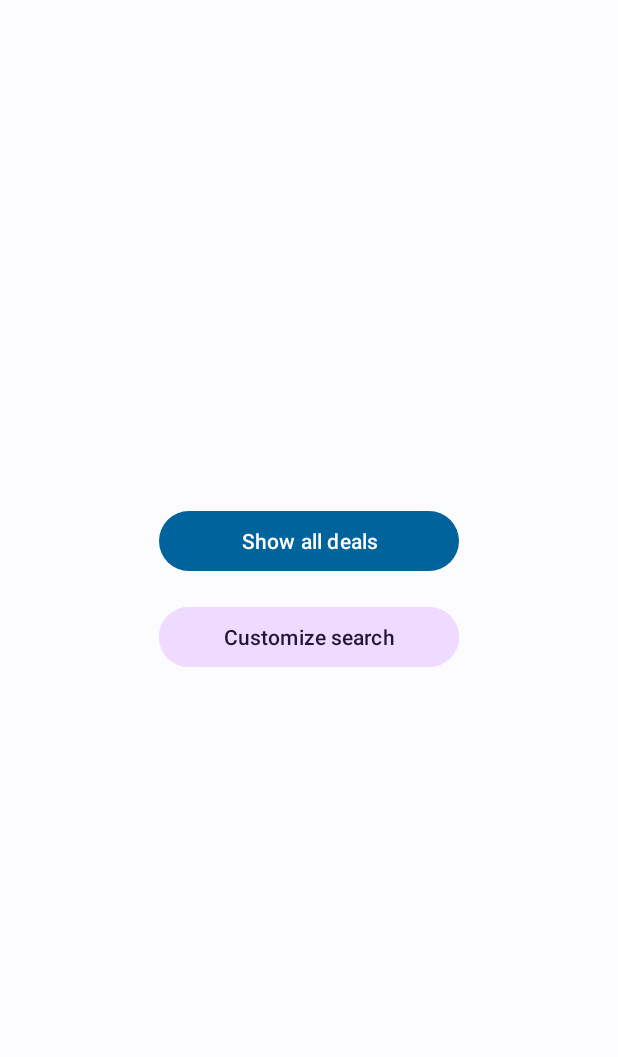
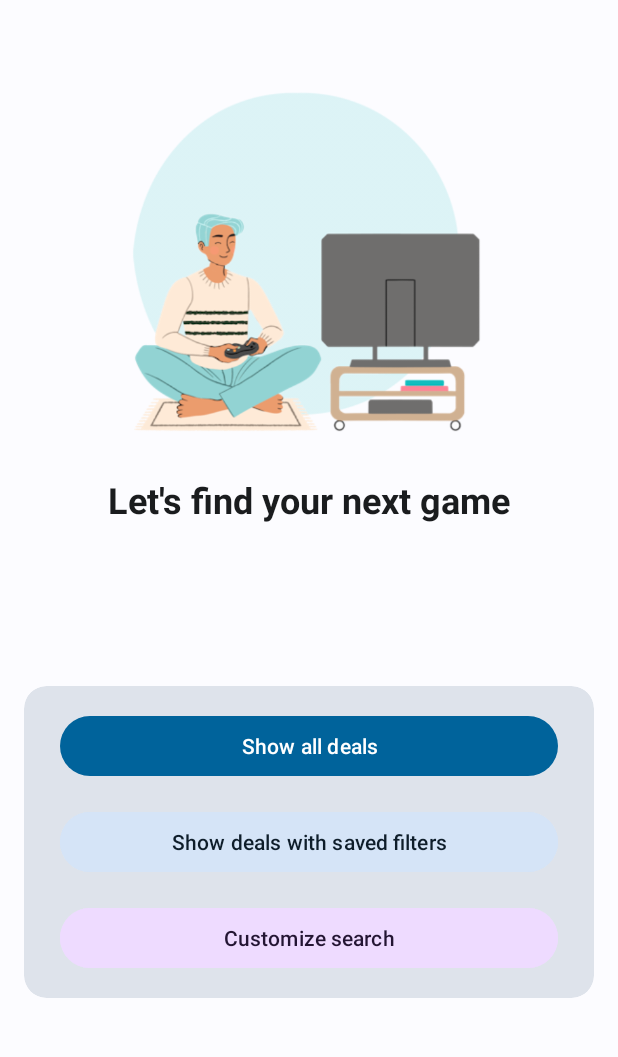
Before and after one commit to Didiloy/PromoHub, an Android app: the screen it shows after launch (MainActivity), on a phone screen of 412 x 824 dp, the part 77-1134 px from its top. Run offline under Robolectric (Android 15) with nearby library versions, the phone set to English and light mode, and no system bars.

Commit message:
designed home activity

```diff
--- /dev/null
+++ b/app/src/main/res/layout-land/activity_main.xml
@@ -0,0 +1,146 @@
+<?xml version="1.0" encoding="utf-8"?>
+<androidx.constraintlayout.widget.ConstraintLayout xmlns:android="http://schemas.android.com/apk/res/android"
+    xmlns:app="http://schemas.android.com/apk/res-auto"
+    xmlns:tools="http://schemas.android.com/tools"
+    android:id="@+id/main"
+    android:layout_width="match_parent"
+    android:layout_height="match_parent"
+    tools:context=".MainActivity">
+
+    <ScrollView
+        android:layout_width="match_parent"
+        android:layout_height="match_parent">
+
+        <androidx.constraintlayout.widget.ConstraintLayout
+            android:layout_width="match_parent"
+            android:layout_height="wrap_content">
+
+            <androidx.constraintlayout.widget.ConstraintLayout
+                android:id="@+id/constraintLayout"
+                android:layout_width="match_parent"
+                android:layout_height="wrap_content"
+                app:layout_constraintEnd_toEndOf="parent"
+                app:layout_constraintStart_toStartOf="parent"
+                app:layout_constraintTop_toTopOf="parent">
+
+                <TextView
+                    android:id="@+id/application_title"
+                    android:layout_width="wrap_content"
+                    android:layout_height="wrap_content"
+                    android:layout_marginStart="16dp"
+                    android:fontFamily="sans-serif"
+                    android:text="@string/app_name"
+                    android:textAlignment="textStart"
+                    android:textColor="?attr/colorPrimary"
+                    android:textSize="38sp"
+                    app:layout_constraintStart_toStartOf="parent"
+                    app:layout_constraintTop_toTopOf="parent" />
+
+                <Button
+                    style="?attr/materialIconButtonStyle"
+                    android:layout_width="wrap_content"
+                    android:layout_height="wrap_content"
+                    android:layout_marginEnd="16dp"
+                    android:textColor="?attr/colorPrimary"
+                    app:icon="@drawable/settings_24px"
+                    app:iconSize="24dp"
+                    app:layout_constraintEnd_toEndOf="parent"
+                    app:layout_constraintTop_toTopOf="parent" />
+
+            </androidx.constraintlayout.widget.ConstraintLayout>
+
+
+            <ImageView
+                android:id="@+id/imageView"
+                android:layout_width="0dp"
+                android:layout_height="250dp"
+                android:layout_marginTop="50dp"
+                android:contentDescription="@string/image_home_content_description"
+                android:scaleType="centerInside"
+                app:layout_constraintEnd_toEndOf="parent"
+                app:layout_constraintStart_toStartOf="parent"
+                app:layout_constraintTop_toBottomOf="@+id/constraintLayout"
+                app:srcCompat="@drawable/home_game" />
+
+            <TextView
+                android:id="@+id/textView"
+                android:layout_width="wrap_content"
+                android:layout_height="wrap_content"
+                android:layout_marginTop="16dp"
+                android:text="@string/let_s_find_your_next_game"
+                android:textAlignment="center"
+                android:textColor="?attr/colorOnSurface"
+                android:textSize="24sp"
+                android:textStyle="bold"
+                app:layout_constraintEnd_toEndOf="parent"
+                app:layout_constraintStart_toStartOf="parent"
+                app:layout_constraintTop_toBottomOf="@+id/imageView" />
+
+            <androidx.cardview.widget.CardView
+                android:layout_width="0dp"
+                android:layout_height="wrap_content"
+                android:layout_marginStart="16dp"
+                android:layout_marginTop="16dp"
+                android:layout_marginEnd="16dp"
+                android:layout_marginBottom="16dp"
+                android:backgroundTint="?attr/colorSurfaceVariant"
+                app:cardBackgroundColor="?attr/colorSurfaceVariant"
+                app:cardCornerRadius="15dp"
+                app:cardElevation="0dp"
+                app:layout_constraintBottom_toBottomOf="parent"
+                app:layout_constraintEnd_toEndOf="parent"
+                app:layout_constraintStart_toStartOf="parent"
+                app:layout_constraintTop_toBottomOf="@+id/textView">
+
+                <androidx.constraintlayout.widget.ConstraintLayout
+                    android:layout_width="match_parent"
+                    android:layout_height="match_parent">
+
+                    <Button
+                        android:id="@+id/button_show_all_deals"
+                        android:layout_width="0dp"
+                        android:layout_height="wrap_content"
+                        android:layout_marginStart="24dp"
+                        android:layout_marginTop="16dp"
+                        android:layout_marginEnd="24dp"
+                        android:text="@string/home_show_all_deals"
+                        app:layout_constraintEnd_toEndOf="parent"
+                        app:layout_constraintStart_toStartOf="parent"
+                        app:layout_constraintTop_toTopOf="parent" />
+
+
+                    <Button
+                        android:id="@+id/button_show_deals_with_saved_filters"
+                        android:layout_width="0dp"
+                        android:layout_height="wrap_content"
+                        android:layout_marginStart="24dp"
+                        android:layout_marginTop="16dp"
+                        android:layout_marginEnd="24dp"
+                        android:backgroundTint="?attr/colorSecondaryContainer"
+                        android:text="@string/show_deals_with_saved_filters"
+                        android:textColor="?attr/colorOnSecondaryContainer"
+                        app:layout_constraintEnd_toEndOf="parent"
+                        app:layout_constraintStart_toStartOf="parent"
+                        app:layout_constraintTop_toBottomOf="@+id/button_show_all_deals" />
+
+                    <Button
+                        android:id="@+id/button_customize_search"
+                        android:layout_width="0dp"
+                        android:layout_height="wrap_content"
+                        android:layout_marginStart="24dp"
+                        android:layout_marginTop="16dp"
+                        android:layout_marginEnd="24dp"
+                        android:layout_marginBottom="16dp"
+                        android:backgroundTint="?attr/colorTertiaryContainer"
+                        android:text="@string/home_customize_search"
+                        android:textColor="?attr/colorOnTertiaryContainer"
+                        app:layout_constraintBottom_toBottomOf="parent"
+                        app:layout_constraintEnd_toEndOf="parent"
+                        app:layout_constraintStart_toStartOf="parent"
+                        app:layout_constraintTop_toBottomOf="@+id/button_show_deals_with_saved_filters" />
+                </androidx.constraintlayout.widget.ConstraintLayout>
+            </androidx.cardview.widget.CardView>
+        </androidx.constraintlayout.widget.ConstraintLayout>
+    </ScrollView>
+
+</androidx.constraintlayout.widget.ConstraintLayout>
--- a/app/src/main/res/layout/activity_main.xml
+++ b/app/src/main/res/layout/activity_main.xml
@@ -8,6 +8,7 @@
     tools:context=".MainActivity">
 
     <androidx.constraintlayout.widget.ConstraintLayout
+        android:id="@+id/constraintLayout"
         android:layout_width="match_parent"
         android:layout_height="wrap_content"
         app:layout_constraintEnd_toEndOf="parent"
@@ -32,38 +33,105 @@
             android:layout_width="wrap_content"
             android:layout_height="wrap_content"
             android:layout_marginEnd="16dp"
+            android:contentDescription="@string/button_parameter_speakable_text"
+            android:textColor="?attr/colorPrimary"
             app:icon="@drawable/settings_24px"
             app:iconSize="24dp"
             app:layout_constraintEnd_toEndOf="parent"
-            app:layout_constraintTop_toTopOf="parent"
-            android:textColor="?attr/colorPrimary"
-            />
+            app:layout_constraintTop_toTopOf="parent" />
 
     </androidx.constraintlayout.widget.ConstraintLayout>
 
+    <ImageView
+        android:id="@+id/imageView"
+        android:layout_width="0dp"
+        android:layout_height="250dp"
+        android:layout_marginTop="50dp"
+        android:contentDescription="@string/image_home_content_description"
+        android:scaleType="centerInside"
+        app:layout_constraintEnd_toEndOf="parent"
+        app:layout_constraintStart_toStartOf="parent"
+        app:layout_constraintTop_toBottomOf="@+id/constraintLayout"
+        app:srcCompat="@drawable/home_game" />
+
+    <TextView
+        android:id="@+id/textView"
+        android:layout_width="wrap_content"
+        android:layout_height="wrap_content"
+        android:layout_marginTop="16dp"
+        android:text="@string/let_s_find_your_next_game"
+        android:textAlignment="center"
+        android:textColor="?attr/colorOnSurface"
+        android:textSize="24sp"
+        android:textStyle="bold"
+        app:layout_constraintEnd_toEndOf="parent"
+        app:layout_constraintStart_toStartOf="parent"
+        app:layout_constraintTop_toBottomOf="@+id/imageView" />
+
+    <androidx.cardview.widget.CardView
+        android:layout_width="0dp"
+        android:layout_height="wrap_content"
+        android:layout_marginStart="16dp"
+        android:layout_marginTop="16dp"
+        android:layout_marginEnd="16dp"
+        android:layout_marginBottom="16dp"
+        android:backgroundTint="?attr/colorSurfaceVariant"
+        app:cardBackgroundColor="?attr/colorSurfaceVariant"
+        app:cardCornerRadius="15dp"
+        app:cardElevation="0dp"
+        app:layout_constraintBottom_toBottomOf="parent"
+        app:layout_constraintEnd_toEndOf="parent"
+        app:layout_constraintStart_toStartOf="parent"
+        app:layout_constraintTop_toBottomOf="@+id/textView">
+
+        <androidx.constraintlayout.widget.ConstraintLayout
+            android:layout_width="match_parent"
+            android:layout_height="match_parent">
+
             <Button
-        android:id="@+id/button"
-        android:layout_width="200dp"
+                android:id="@+id/button_show_all_deals"
+                android:layout_width="0dp"
                 android:layout_height="wrap_content"
                 android:layout_marginStart="24dp"
+                android:layout_marginTop="16dp"
                 android:layout_marginEnd="24dp"
                 android:text="@string/home_show_all_deals"
-        app:layout_constraintBottom_toBottomOf="parent"
                 app:layout_constraintEnd_toEndOf="parent"
                 app:layout_constraintStart_toStartOf="parent"
                 app:layout_constraintTop_toTopOf="parent" />
 
+
             <Button
-        android:layout_width="200dp"
+                android:id="@+id/button_show_deals_with_saved_filters"
+                android:layout_width="0dp"
                 android:layout_height="wrap_content"
                 android:layout_marginStart="24dp"
                 android:layout_marginTop="16dp"
                 android:layout_marginEnd="24dp"
+                android:textColor="?attr/colorOnSecondaryContainer"
+                android:backgroundTint="?attr/colorSecondaryContainer"
+                android:text="@string/show_deals_with_saved_filters"
+                app:layout_constraintEnd_toEndOf="parent"
+                app:layout_constraintStart_toStartOf="parent"
+                app:layout_constraintTop_toBottomOf="@+id/button_show_all_deals" />
+
+            <Button
+                android:id="@+id/button_customize_search"
+                android:layout_width="0dp"
+                android:layout_height="wrap_content"
+                android:layout_marginStart="24dp"
+                android:layout_marginTop="16dp"
+                android:layout_marginEnd="24dp"
+                android:layout_marginBottom="16dp"
                 android:backgroundTint="?attr/colorTertiaryContainer"
                 android:text="@string/home_customize_search"
                 android:textColor="?attr/colorOnTertiaryContainer"
+                app:layout_constraintBottom_toBottomOf="parent"
                 app:layout_constraintEnd_toEndOf="parent"
                 app:layout_constraintStart_toStartOf="parent"
-        app:layout_constraintTop_toBottomOf="@+id/button" />
+                app:layout_constraintTop_toBottomOf="@+id/button_show_deals_with_saved_filters" />
+        </androidx.constraintlayout.widget.ConstraintLayout>
+    </androidx.cardview.widget.CardView>
+
 
 </androidx.constraintlayout.widget.ConstraintLayout>
--- a/app/src/main/res/values/strings.xml
+++ b/app/src/main/res/values/strings.xml
@@ -1,5 +1,9 @@
 <resources>
-    <string name="app_name">PromoHub</string>
+    <string name="app_name" translatable="false">PromoHub</string>
     <string name="home_show_all_deals">Show all deals</string>
     <string name="home_customize_search">Customize search</string>
+    <string name="image_home_content_description" translatable="false">image_home</string>
+    <string name="let_s_find_your_next_game">Let\'s find your next game</string>
+    <string name="show_deals_with_saved_filters">Show deals with saved filters</string>
+    <string name="button_parameter_speakable_text">parameters</string>
 </resources>
```
Also changed, not shown: app/src/main/res/drawable/home_game.png (added), 2 other files. Lines whose indentation alone changed are shown as unchanged.
